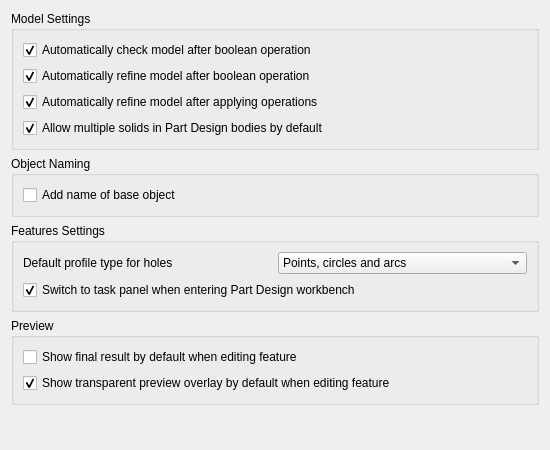
Before: the Qt Designer form src/Mod/Part/Gui/DlgSettingsGeneral.ui in southseact-3d/fcd, drawn with Qt 5.
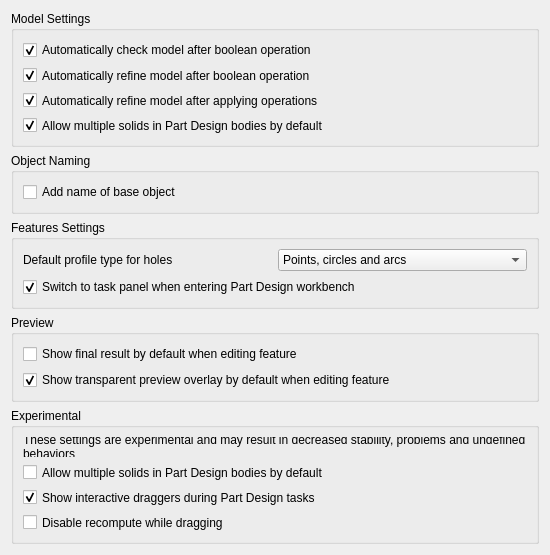
After: the same form once the commit is applied. Custom widgets are drawn as their Qt base class.

Commit message: PartDesign: add interactive gizmos

```diff
--- a/src/Mod/Part/Gui/DlgSettingsGeneral.ui
+++ b/src/Mod/Part/Gui/DlgSettingsGeneral.ui
@@ -7,7 +7,7 @@
     <x>0</x>
     <y>0</y>
     <width>550</width>
-    <height>450</height>
+    <height>513</height>
    </rect>
   </property>
   <property name="windowTitle">
@@ -167,14 +167,14 @@
        </layout>
       </item>
       <item>
-       <widget class="Gui::PrefCheckBox" name="checkSwitchToTask" native="true">
-        <property name="text" stdset="0">
-         <string>Switch to task panel when entering Part Design workbench</string>
-        </property>
-        <property name="toolTip" stdset="0">
+       <widget class="Gui::PrefCheckBox" name="checkSwitchToTask">
+        <property name="toolTip">
          <string>Automatically switch to the task panel when the Part Design workbench is activated</string>
         </property>
-        <property name="checked" stdset="0">
+        <property name="text">
+         <string>Switch to task panel when entering Part Design workbench</string>
+        </property>
+        <property name="checked">
          <bool>true</bool>
         </property>
         <property name="prefEntry" stdset="0">
@@ -232,6 +232,73 @@
      </layout>
     </widget>
    </item>
+   <item>
+    <widget class="QGroupBox" name="groupBoxExperimental">
+     <property name="enabled">
+      <bool>true</bool>
+     </property>
+     <property name="title">
+      <string>Experimental</string>
+     </property>
+     <property name="flat">
+      <bool>false</bool>
+     </property>
+     <layout class="QVBoxLayout" name="verticalLayout_2">
+      <item>
+       <widget class="QLabel" name="warningLabel">
+        <property name="text">
+         <string>These settings are experimental and may result in decreased stability, problems and undefined behaviors</string>
+        </property>
+        <property name="wordWrap">
+         <bool>true</bool>
+        </property>
+       </widget>
+      </item>
+      <item>
+       <widget class="Gui::PrefCheckBox" name="checkAllowCompoundBody">
+        <property name="text">
+         <string>Allow multiple solids in Part Design bodies by default</string>
+        </property>
+        <property name="prefEntry" stdset="0">
+         <cstring>AllowCompoundDefault</cstring>
+        </property>
+        <property name="prefPath" stdset="0">
+         <cstring>Mod/PartDesign</cstring>
+        </property>
+       </widget>
+      </item>
+      <item>
+       <widget class="Gui::PrefCheckBox" name="enableGizmos">
+        <property name="text">
+         <string>Show interactive draggers during Part Design tasks</string>
+        </property>
+        <property name="checked">
+         <bool>true</bool>
+        </property>
+        <property name="prefEntry" stdset="0">
+         <cstring>EnableGizmos</cstring>
+        </property>
+        <property name="prefPath" stdset="0">
+         <cstring>Mod/PartDesign</cstring>
+        </property>
+       </widget>
+      </item>
+      <item>
+       <widget class="Gui::PrefCheckBox" name="delayedGizmoUpdate">
+        <property name="text">
+         <string>Disable recompute while dragging</string>
+        </property>
+        <property name="prefEntry" stdset="0">
+         <cstring>DelayedGizmoUpdate</cstring>
+        </property>
+        <property name="prefPath" stdset="0">
+         <cstring>Mod/PartDesign</cstring>
+        </property>
+       </widget>
+      </item>
+     </layout>
+    </widget>
+   </item>
    <item>
     <spacer>
      <property name="orientation">
```
The commit also changes 46 other files.
